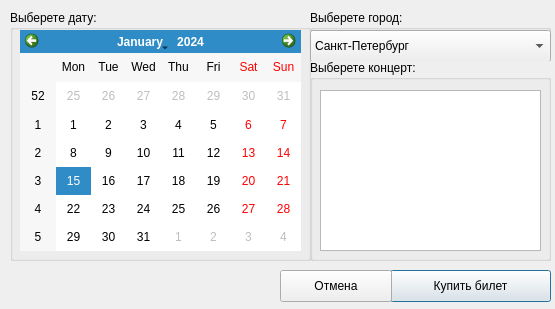
blackduffelbag/trpo, file TRPO/buy_tickets.ui: the form before one commit.
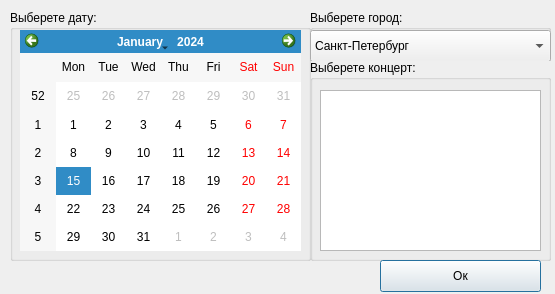
The form after the commit.

Patch:
```diff
--- a/TRPO/buy_tickets.ui
+++ b/TRPO/buy_tickets.ui
@@ -7,7 +7,7 @@
     <x>0</x>
     <y>0</y>
     <width>555</width>
-    <height>309</height>
+    <height>294</height>
    </rect>
   </property>
   <property name="windowTitle">
@@ -90,27 +90,14 @@
   <widget class="QPushButton" name="pushButton">
    <property name="geometry">
     <rect>
-     <x>390</x>
-     <y>270</y>
+     <x>380</x>
+     <y>260</y>
      <width>161</width>
      <height>32</height>
     </rect>
    </property>
    <property name="text">
-    <string>Купить билет</string>
-   </property>
-  </widget>
-  <widget class="QPushButton" name="pushButton_2">
-   <property name="geometry">
-    <rect>
-     <x>280</x>
-     <y>270</y>
-     <width>112</width>
-     <height>32</height>
-    </rect>
-   </property>
-   <property name="text">
-    <string>Отмена</string>
+    <string>Ок</string>
    </property>
   </widget>
  </widget>
```
